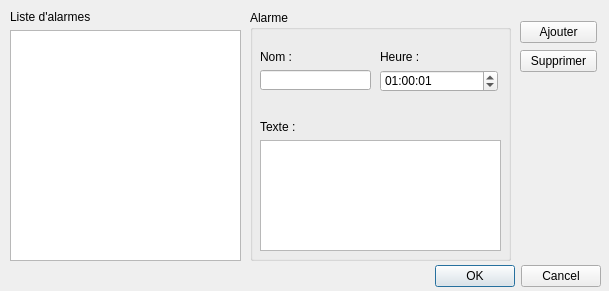
Above: configwindow.ui from Skyzenho/ProjectInfo before the change. Below: the same form after it.
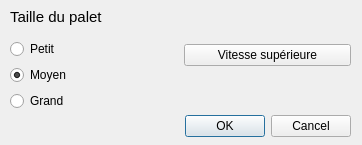
That is the form after the change.

Commit message: Change Config Window

Diff of the .ui file:
```diff
--- a/configwindow.ui
+++ b/configwindow.ui
@@ -6,8 +6,8 @@
    <rect>
     <x>0</x>
     <y>0</y>
-    <width>609</width>
-    <height>291</height>
+    <width>362</width>
+    <height>145</height>
    </rect>
   </property>
   <property name="windowTitle">
@@ -16,8 +16,8 @@
   <widget class="QDialogButtonBox" name="buttonBox">
    <property name="geometry">
     <rect>
-     <x>260</x>
-     <y>260</y>
+     <x>10</x>
+     <y>110</y>
      <width>341</width>
      <height>32</height>
     </rect>
@@ -29,144 +29,63 @@
     <set>QDialogButtonBox::Cancel|QDialogButtonBox::Ok</set>
    </property>
   </widget>
-  <widget class="QGroupBox" name="alarmegroupBox">
-   <property name="geometry">
-    <rect>
-     <x>250</x>
-     <y>10</y>
-     <width>261</width>
-     <height>251</height>
-    </rect>
-   </property>
-   <property name="title">
-    <string>Alarme</string>
-   </property>
-   <widget class="QLabel" name="namelabel">
-    <property name="geometry">
-     <rect>
-      <x>10</x>
-      <y>40</y>
-      <width>46</width>
-      <height>13</height>
-     </rect>
-    </property>
-    <property name="text">
-     <string>Nom : </string>
-    </property>
-   </widget>
-   <widget class="QLabel" name="hourlabel">
-    <property name="geometry">
-     <rect>
-      <x>130</x>
-      <y>40</y>
-      <width>46</width>
-      <height>13</height>
-     </rect>
-    </property>
-    <property name="text">
-     <string>Heure :</string>
-    </property>
-   </widget>
-   <widget class="QLabel" name="textlabel">
-    <property name="geometry">
-     <rect>
-      <x>10</x>
-      <y>110</y>
-      <width>46</width>
-      <height>13</height>
-     </rect>
-    </property>
-    <property name="text">
-     <string>Texte :</string>
-    </property>
-   </widget>
-   <widget class="QLineEdit" name="lineEditnom">
-    <property name="geometry">
-     <rect>
-      <x>10</x>
-      <y>60</y>
-      <width>111</width>
-      <height>20</height>
-     </rect>
-    </property>
-   </widget>
-   <widget class="QTextEdit" name="textEdit">
-    <property name="geometry">
-     <rect>
-      <x>10</x>
-      <y>130</y>
-      <width>241</width>
-      <height>111</height>
-     </rect>
-    </property>
-   </widget>
-   <widget class="QTimeEdit" name="timeEdit">
-    <property name="geometry">
-     <rect>
-      <x>130</x>
-      <y>60</y>
-      <width>118</width>
-      <height>22</height>
-     </rect>
-    </property>
-    <property name="displayFormat">
-     <string>HH:mm:ss</string>
-    </property>
-    <property name="time">
-     <time>
-      <hour>1</hour>
-      <minute>0</minute>
-      <second>1</second>
-     </time>
-    </property>
-   </widget>
-  </widget>
   <widget class="QWidget" name="">
    <property name="geometry">
     <rect>
      <x>10</x>
-     <y>10</y>
-     <width>231</width>
-     <height>251</height>
+     <y>0</y>
+     <width>341</width>
+     <height>111</height>
     </rect>
    </property>
-   <layout class="QVBoxLayout" name="verticalLayout_2">
+   <layout class="QHBoxLayout" name="horizontalLayout">
     <item>
-     <widget class="QLabel" name="listalarmeslabel">
-      <property name="text">
-       <string>Liste d'alarmes</string>
-      </property>
-     </widget>
+     <layout class="QVBoxLayout" name="verticalLayout">
+      <item>
+       <widget class="QLabel" name="label">
+        <property name="font">
+         <font>
+          <pointsize>11</pointsize>
+         </font>
+        </property>
+        <property name="text">
+         <string>Taille du palet</string>
+        </property>
+       </widget>
+      </item>
+      <item>
+       <widget class="QRadioButton" name="Taillepetit">
+        <property name="text">
+         <string>Petit</string>
+        </property>
+       </widget>
+      </item>
+      <item>
+       <widget class="QRadioButton" name="Taillemoyen">
+        <property name="text">
+         <string>Moyen</string>
+        </property>
+        <property name="checked">
+         <bool>true</bool>
+        </property>
+       </widget>
+      </item>
+      <item>
+       <widget class="QRadioButton" name="Taillegrand">
+        <property name="text">
+         <string>Grand</string>
+        </property>
+       </widget>
+      </item>
+     </layout>
     </item>
     <item>
-     <widget class="QListWidget" name="listWidget"/>
-    </item>
-   </layout>
-  </widget>
-  <widget class="QWidget" name="">
-   <property name="geometry">
-    <rect>
-     <x>520</x>
-     <y>20</y>
-     <width>77</width>
-     <height>54</height>
-    </rect>
-   </property>
-   <layout class="QVBoxLayout" name="verticalLayout">
-    <item>
-     <widget class="QPushButton" name="AddButton">
+     <widget class="QPushButton" name="LevelButton">
       <property name="text">
-       <string>Ajouter</string>
+       <string>Vitesse supérieure</string>
       </property>
      </widget>
     </item>
-    <item>
-     <widget class="QPushButton" name="DeleteButton">
-      <property name="text">
-       <string>Supprimer</string>
-      </property>
-     </widget>
-    </item>
    </layout>
   </widget>
   <zorder>buttonBox</zorder>
```
Left out of the diff: 15 changed lines with no effect on the pictures. The commit also changes 2 other files.
